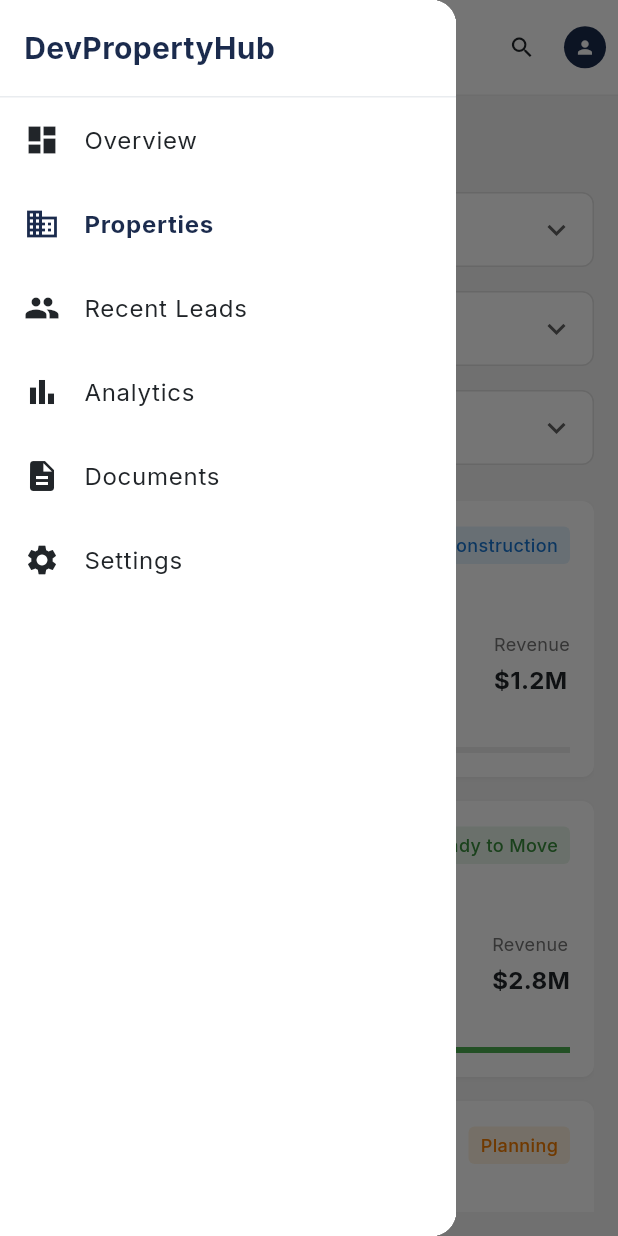
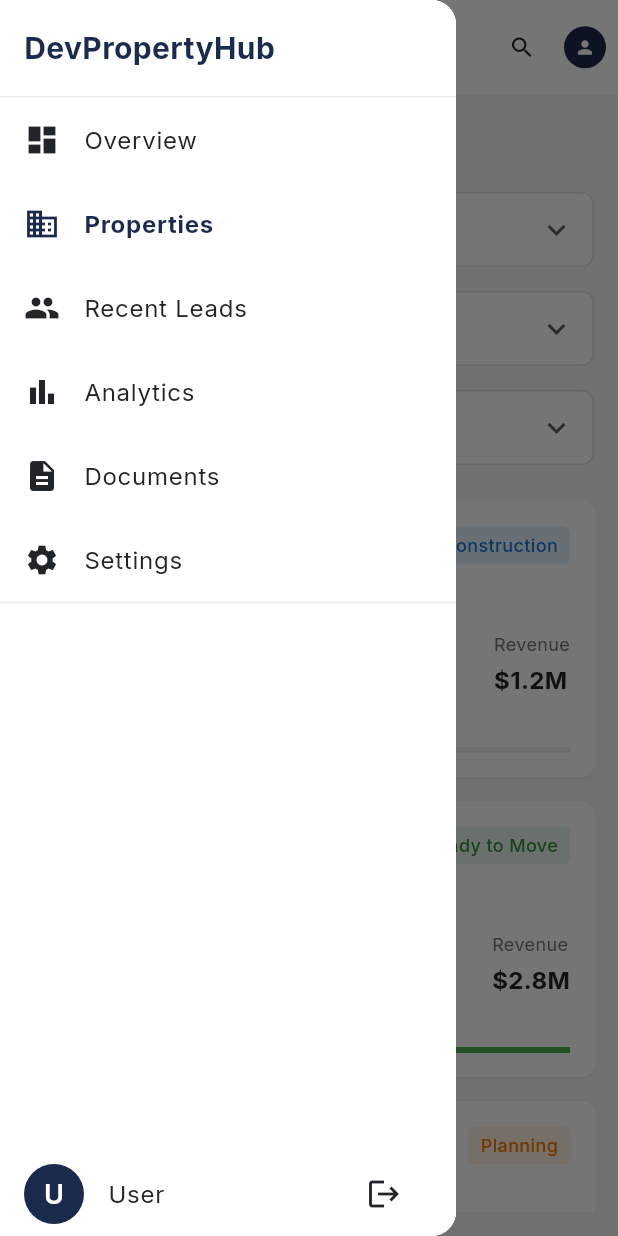
Before and after one commit to fawolemic/DevPropertyHub-MVP, a Flutter app: the ModernDevelopmentsScreen screen opened by its route, with the side drawer open, on a phone screen of 412 x 824 dp. Run offline on Flutter 3.47's test engine with Material 3 defaults, Android fonts, the phone set to English and light mode, and no system bars; our stand-ins replace connectivity_plus, dio, flutter_secure_storage, go_router, google_fonts, shared_preferences and 1 more; accounts and stored records are empty; network calls fail.

Commit message:
Persist logout

```diff
--- a/lib/core/widgets/app_sidebar.dart
+++ b/lib/core/widgets/app_sidebar.dart
@@ -1,5 +1,6 @@
 import 'package:flutter/material.dart';
 import 'package:go_router/go_router.dart';
+import 'logout_user_button.dart';
 
 class AppSidebar extends StatelessWidget {
   const AppSidebar({Key? key}) : super(key: key);
@@ -47,6 +48,9 @@ class AppSidebar extends StatelessWidget {
           navItem('Analytics', Icons.bar_chart, '/analytics'),
           navItem('Documents', Icons.description, '/documents'),
           navItem('Settings', Icons.settings, '/settings'),
+          const Divider(),
+          const Spacer(),
+          const LogoutUserButton(),
         ],
       ),
     );
--- /dev/null
+++ b/lib/core/widgets/logout_user_button.dart
@@ -0,0 +1,33 @@
+import 'package:flutter/material.dart';
+import 'package:provider/provider.dart';
+import 'package:go_router/go_router.dart';
+import '../providers/auth_provider.dart';
+
+class LogoutUserButton extends StatelessWidget {
+  const LogoutUserButton({Key? key}) : super(key: key);
+
+  @override
+  Widget build(BuildContext context) {
+    final auth = Provider.of<AuthProvider>(context, listen: false);
+    final name = auth.currentUser?.firstName ?? 'User';
+    final theme = Theme.of(context);
+
+    return ListTile(
+      leading: CircleAvatar(
+        backgroundColor: theme.colorScheme.primary,
+        child: Text(
+          name.isNotEmpty ? name[0].toUpperCase() : 'U',
+          style: const TextStyle(color: Colors.white),
+        ),
+      ),
+      title: Text(name),
+      trailing: IconButton(
+        icon: const Icon(Icons.logout),
+        onPressed: () {
+          auth.signOut();
+          GoRouter.of(context).go('/login');
+        },
+      ),
+    );
+  }
+}
```
